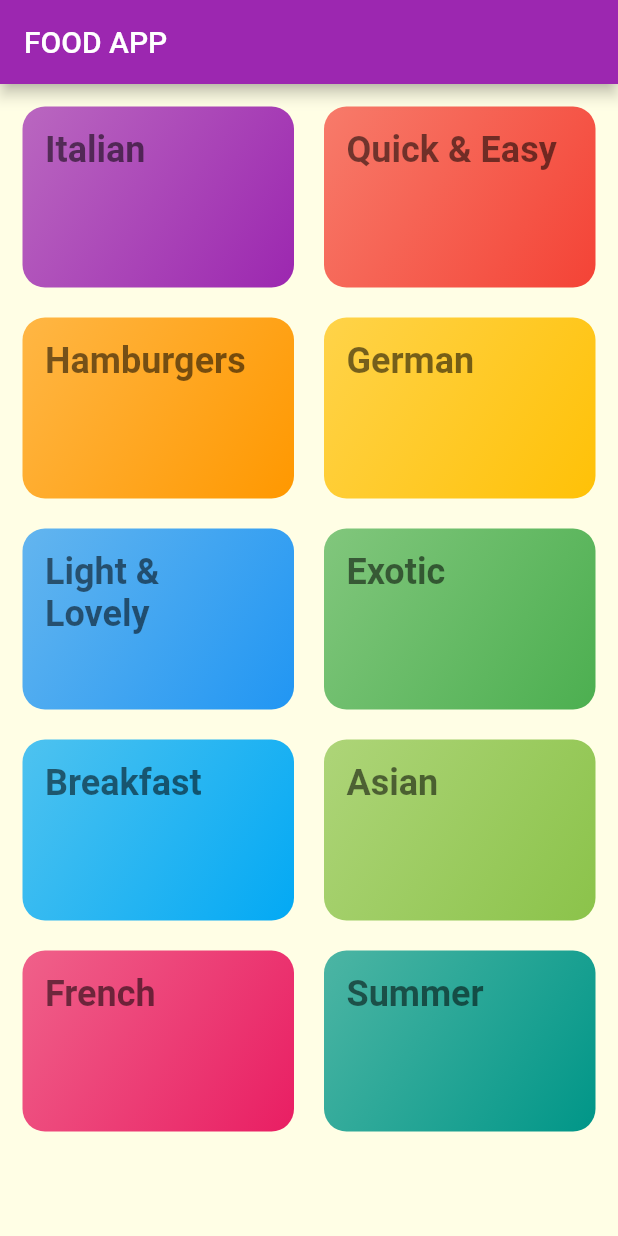
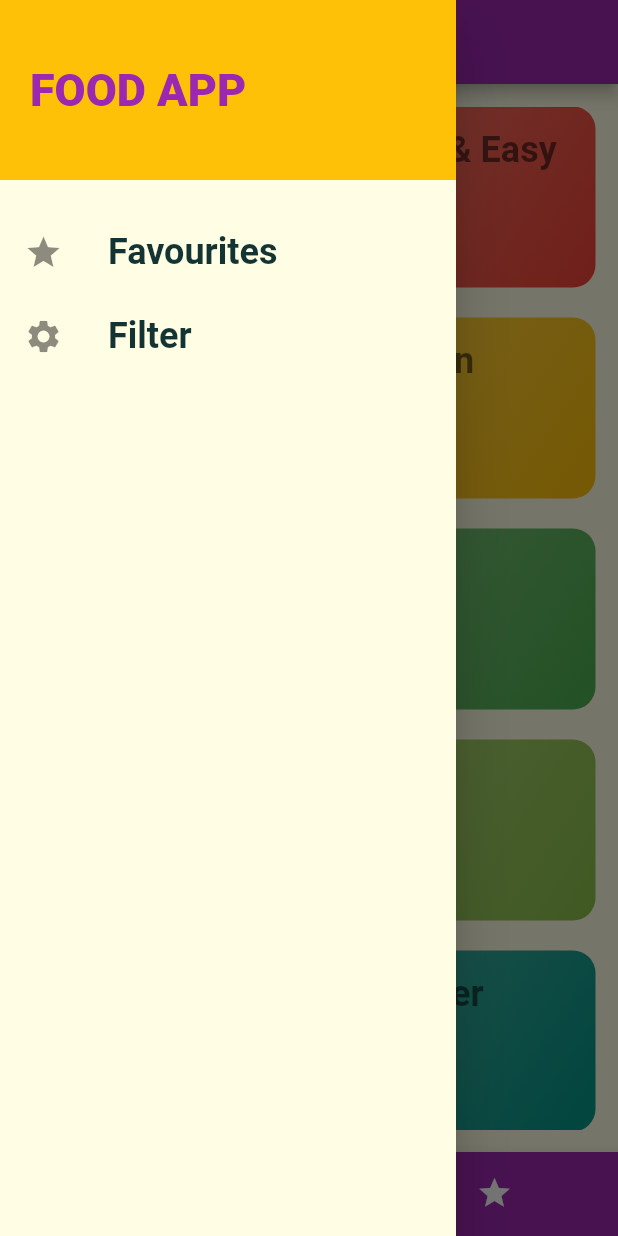
Before and after one commit to KamalNanda/Meals-App, a Flutter app: the screen it shows after launch, with the side drawer open (before the commit the screen has no drawer), on a phone screen of 412 x 824 dp. Run offline on Flutter 3.47's test engine with Material 2 defaults, Android fonts, the phone set to English and light mode, and no system bars; Roboto replaces fonts that are missing (RobotoCondensed).

Commit message:
initial commit

```diff
--- a/lib/main.dart
+++ b/lib/main.dart
@@ -1,6 +1,10 @@
 import 'package:flutter/material.dart';
+import 'package:food_app/screens/favourites.dart';
 import 'package:food_app/screens/meals.dart';
-import './screens/categories.dart';
+import 'package:food_app/screens/receipe.dart';
+// import './screens/categories.dart';
+import './screens/home.dart';
+import './screens/filters.dart';
 
 void main() {
   runApp(const MyApp());
@@ -25,10 +29,13 @@ class MyApp extends StatelessWidget {
                     // fontFamily: 'RobotoCondensed',
                     fontWeight: FontWeight.bold),
               )),
-      home: const Categories(),
+      home: const Home(),
       routes: {
-        // '/': (context) => Categories(),
+        // '/': (context) => const Home(),
         '/meals': (context) => Meals(),
+        '/meal': (context) => Reciepe(),
+        '/filters': (context) => Filters(),
+        '/favourites': (context) => Favourites(),
       },
     );
   }
--- a/lib/screens/categories.dart
+++ b/lib/screens/categories.dart
@@ -7,14 +7,7 @@ class Categories extends StatelessWidget {
 
   @override
   Widget build(BuildContext context) {
-    return Scaffold(
-        appBar: AppBar(
-          title: Text(
-            "FOOD APP",
-            // style: TextStyle(fontFamily: 'Raleway'),
-          ),
-        ),
-        body: Container(
+    return Container(
       padding: EdgeInsets.all(15),
       child: GridView(
         children: DUMMY_CATEGORIES
@@ -27,6 +20,6 @@ class Categories extends StatelessWidget {
           mainAxisSpacing: 20,
         ),
       ),
-        ));
+    );
   }
 }
--- /dev/null
+++ b/lib/screens/favourites.dart
@@ -0,0 +1,17 @@
+import 'package:flutter/material.dart';
+
+class Favourites extends StatelessWidget {
+  const Favourites({Key? key}) : super(key: key);
+
+  @override
+  Widget build(BuildContext context) {
+    return Scaffold(
+      appBar: AppBar(
+        title: Text('Favourites'),
+      ),
+      body: Center(
+        child: Text('FAVOURITES'),
+      ),
+    );
+  }
+}
--- /dev/null
+++ b/lib/screens/home.dart
@@ -0,0 +1,63 @@
+// ignore_for_file: deprecated_member_use, prefer_const_literals_to_create_immutables
+
+import 'package:flutter/material.dart';
+import './categories.dart';
+import './favourites.dart';
+import '../widgets/drawer.dart';
+
+class Home extends StatefulWidget {
+  const Home({Key? key}) : super(key: key);
+
+  @override
+  _HomeState createState() => _HomeState();
+}
+
+class _HomeState extends State<Home> {
+  List<Map<String, dynamic>> _pages = [
+    {'page': Categories(), 'title': 'Categories'},
+    {'page': Favourites(), 'title': 'Favourites'}
+  ];
+  int _selectedPageIndex = 0;
+
+  void _selectPage(int index) {
+    setState(() {
+      _selectedPageIndex = index;
+    });
+  }
+
+  @override
+  Widget build(BuildContext context) {
+    return DefaultTabController(
+      length: 2,
+      child: Scaffold(
+        appBar: AppBar(
+          title: Text(_pages[_selectedPageIndex]['title']),
+        ),
+        drawer: Drawer(
+          child: MainDrawer(),
+        ),
+        body: _pages[_selectedPageIndex]['page'],
+        bottomNavigationBar: BottomNavigationBar(
+          backgroundColor: Theme.of(context).primaryColor,
+          unselectedItemColor: Colors.white,
+          selectedItemColor: Theme.of(context).accentColor,
+          currentIndex: _selectedPageIndex,
+          type: BottomNavigationBarType.shifting,
+          onTap: _selectPage,
+          items: [
+            BottomNavigationBarItem(
+              icon: Icon(Icons.category),
+              backgroundColor: Theme.of(context).primaryColor,
+              title: Text('Categories'),
+            ),
+            BottomNavigationBarItem(
+              backgroundColor: Theme.of(context).primaryColor,
+              icon: Icon(Icons.star),
+              title: Text('Favourites'),
+            ),
+          ],
+        ),
+      ),
+    );
+  }
+}
--- /dev/null
+++ b/lib/widgets/drawer.dart
@@ -0,0 +1,49 @@
+import 'package:flutter/material.dart';
+
+class MainDrawer extends StatelessWidget {
+  const MainDrawer({Key? key}) : super(key: key);
+  Widget buildListTile(
+      String title, IconData icon, String link, BuildContext context) {
+    return ListTile(
+      leading: Icon(icon, size: 26),
+      title: Text(
+        title,
+        style: TextStyle(
+          fontFamily: 'RobotoCondensed',
+          fontSize: 24,
+          fontWeight: FontWeight.bold,
+        ),
+      ),
+      onTap: () {
+        Navigator.of(context).pushNamed(link);
+      },
+    );
+  }
+
+  @override
+  Widget build(BuildContext context) {
+    return Column(
+      children: [
+        Container(
+          height: 120,
+          width: double.infinity,
+          padding: EdgeInsets.all(20),
+          alignment: Alignment.centerLeft,
+          color: Theme.of(context).accentColor,
+          child: Text(
+            'FOOD APP',
+            style: TextStyle(
+                fontWeight: FontWeight.w900,
+                fontSize: 30,
+                color: Theme.of(context).primaryColor),
+          ),
+        ),
+        SizedBox(
+          height: 20,
+        ),
+        buildListTile('Favourites', Icons.star, '/favourites', context),
+        buildListTile('Filter', Icons.settings, '/filters', context),
+      ],
+    );
+  }
+}
--- a/pubspec.yaml
+++ b/pubspec.yaml
@@ -34,6 +34,7 @@ dependencies:
   # The following adds the Cupertino Icons font to your application.
   # Use with the CupertinoIcons class for iOS style icons.
   cupertino_icons: ^1.0.2
+  http: ^0.13.4
 
 dev_dependencies:
   flutter_test:
```
Also changed, not shown: lib/screens/filters.dart (added, +17 -0 lines), lib/screens/meals.dart (+10 -1 lines), lib/screens/receipe.dart (added, +81 -0 lines), lib/widgets/meal.dart (added, +133 -0 lines), flutter_01.png (added), pubspec.lock. Lines whose indentation alone changed are shown as unchanged.
